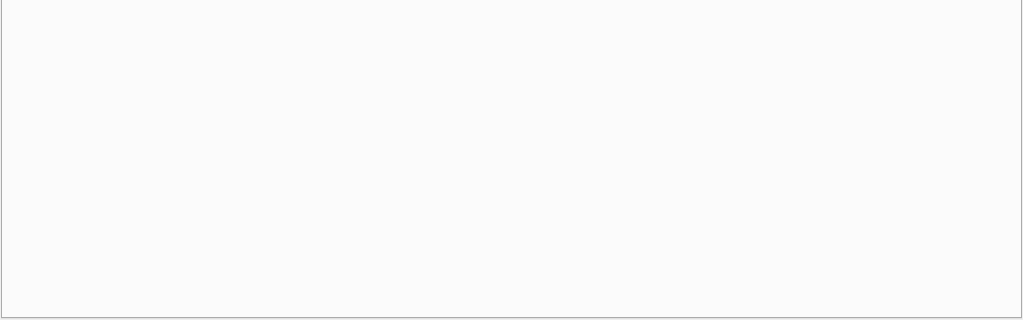
Before: the Qt Designer form mainwindow.ui in samuliwritescode/uistelupaivakirja-desktop, drawn with Qt 5; both pictures show x 0 to 1023 and y 374 to 694 of the 1023 by 694 pixel window.
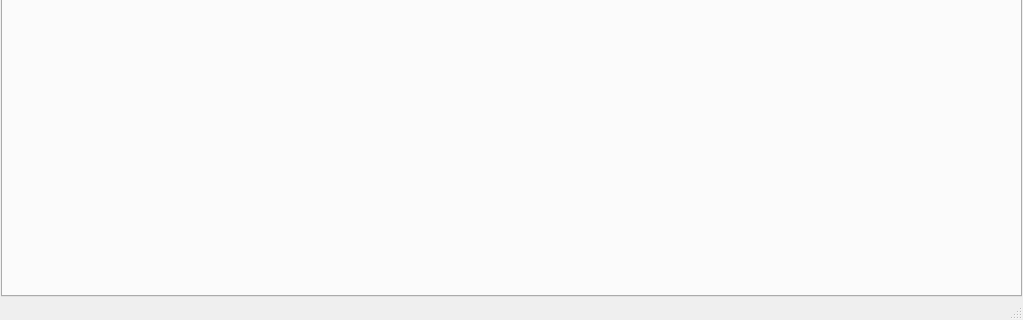
After: the same form once the commit is applied. Icons and pictures are not drawn.

```diff
--- a/mainwindow.ui
+++ b/mainwindow.ui
@@ -173,6 +173,7 @@
     </item>
    </layout>
   </widget>
+  <widget class="QStatusBar" name="statusBar"/>
   <action name="actionUusi_reissu">
    <property name="text">
     <string>Uusi reissu</string>
```
